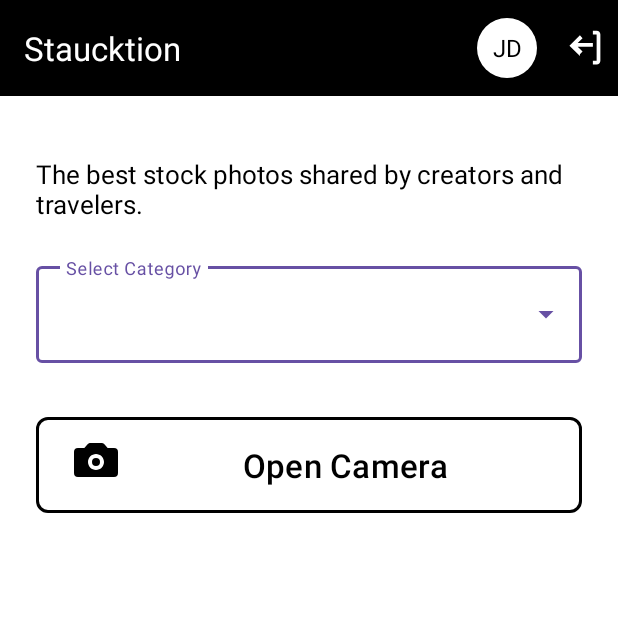
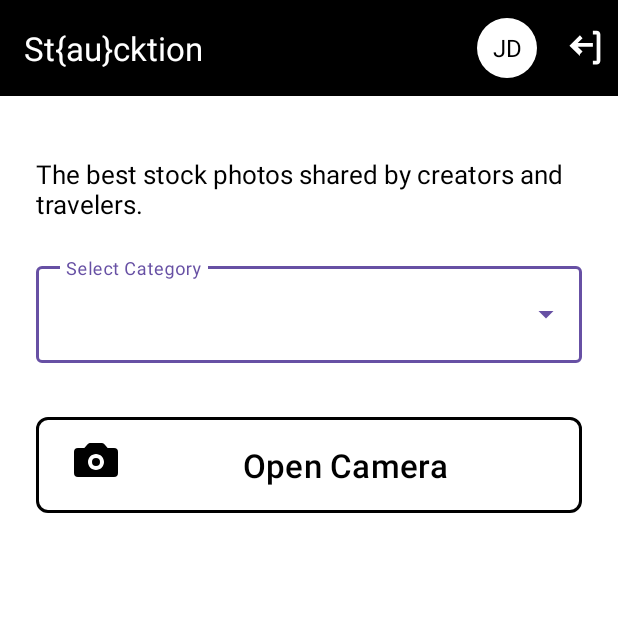
Before and after one commit to staucktion/android-first-prototype, an Android app: the MainActivity screen opened directly, with no data from a screen before it, on a phone screen of 412 x 824 dp, the top half of it. Run offline under Robolectric (Android 15) with nearby library versions, the phone set to English and light mode, and no system bars; our stand-ins replace Timber; libraries missing offline, so code that uses them is left out: com.onesignal; pictures from the network do not load; 5 statements that could not run were skipped.

Commit message:
App name corrected

```diff
--- a/app/src/main/res/layout/activity_main.xml
+++ b/app/src/main/res/layout/activity_main.xml
@@ -21,7 +21,7 @@
             android:layout_width="match_parent"
             android:layout_height="?attr/actionBarSize"
             android:background="@color/black"
-            app:title="Staucktion"
+            app:title="@string/app_name"
             app:titleTextColor="@android:color/white"
             app:layout_scrollFlags="scroll|enterAlways"
             app:contentInsetStartWithNavigation="0dp">
@@ -116,7 +116,7 @@
                 android:layout_width="0dp"
                 android:layout_height="wrap_content"
                 android:layout_marginTop="16dp"
-                android:hint="Enter new category name"
+                android:hint="@string/enter_new_category"
                 android:visibility="gone"
                 app:boxBackgroundMode="outline"
                 app:layout_constraintEnd_toEndOf="parent"
```
